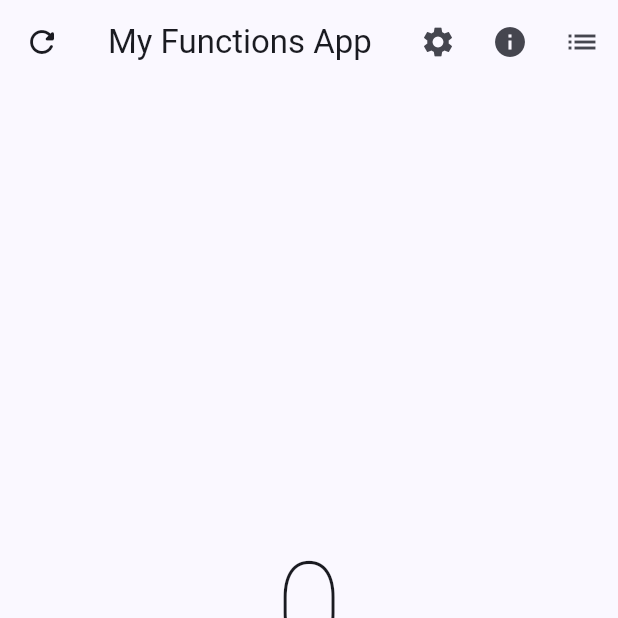
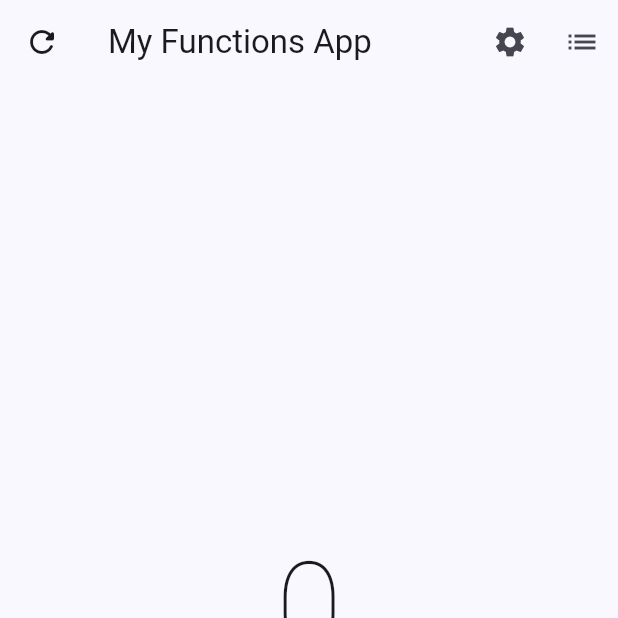
Before and after one commit to Boris-XD/Flutter-Init, a Flutter app: the screen it shows after launch, after a tap on the "refresh" icon, on a phone screen of 412 x 824 dp, the top half of it. Run offline on Flutter 3.47's test engine with Material 2 defaults, Android fonts, the phone set to English and light mode, and no system bars.

Commit message:
Custom Widgets to Header

```diff
--- a/lib/presentation/screens/counter_functions_screen.dart
+++ b/lib/presentation/screens/counter_functions_screen.dart
@@ -16,34 +16,10 @@ class _CounterFunctionsScreeenState extends State<CounterFunctionsScreeen> {
     return Scaffold(
           appBar: AppBar(
             title: const Text("My Functions App"),
-            leading: IconButton(
-              onPressed: () {
-                clickCounter = 0;
-                setState(() {});
-              },
-              icon: const Icon(Icons.refresh_rounded),
-            ),
+            leading: CustomIconHeader(icon: Icons.refresh_rounded, onPressed: () { setState(() { clickCounter = 0; });}),
             actions: [
-              IconButton(
-                onPressed: () {
-                  setState(() {
-                    clickCounter = 0;
-                  });
-                },
-                icon: const Icon(Icons.settings),
-              ),
-              IconButton(
-                onPressed: () {
-
-                },
-                icon: const Icon(Icons.info),
-              ),
-              IconButton(
-                onPressed: () {
-
-                },
-                icon: const Icon(Icons.list),
-              ),
+              CustomIconHeader(icon: Icons.settings, onPressed: () {}),
+              CustomIconHeader(icon: Icons.list, onPressed: () {})
             ],
           ),
           body: Center(
@@ -75,6 +51,26 @@ class _CounterFunctionsScreeenState extends State<CounterFunctionsScreeen> {
   }
 }
 
+class CustomIconHeader extends StatelessWidget {
+
+  final IconData icon;
+  final VoidCallback? onPressed;
+
+  const CustomIconHeader({
+    super.key,
+    required this.icon,
+    this.onPressed,
+  });
+
+  @override
+  Widget build(BuildContext context) {
+    return IconButton(
+      onPressed: onPressed,
+      icon: Icon(icon),
+    );
+  }
+}
+
 class FloatingAB extends StatelessWidget {
 
   final IconData icon;
```
